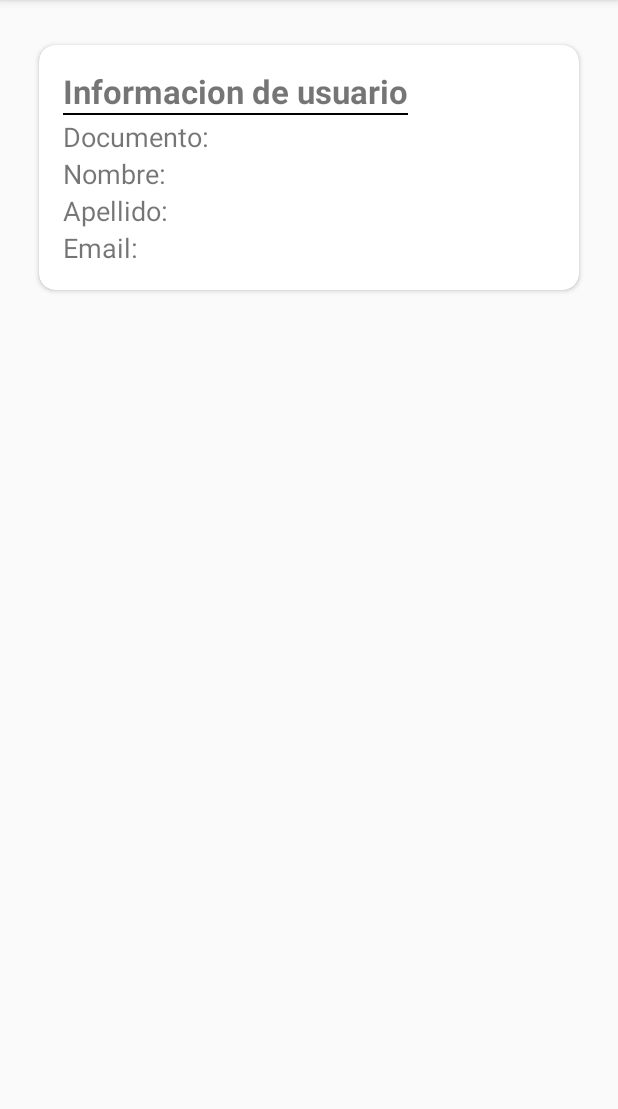
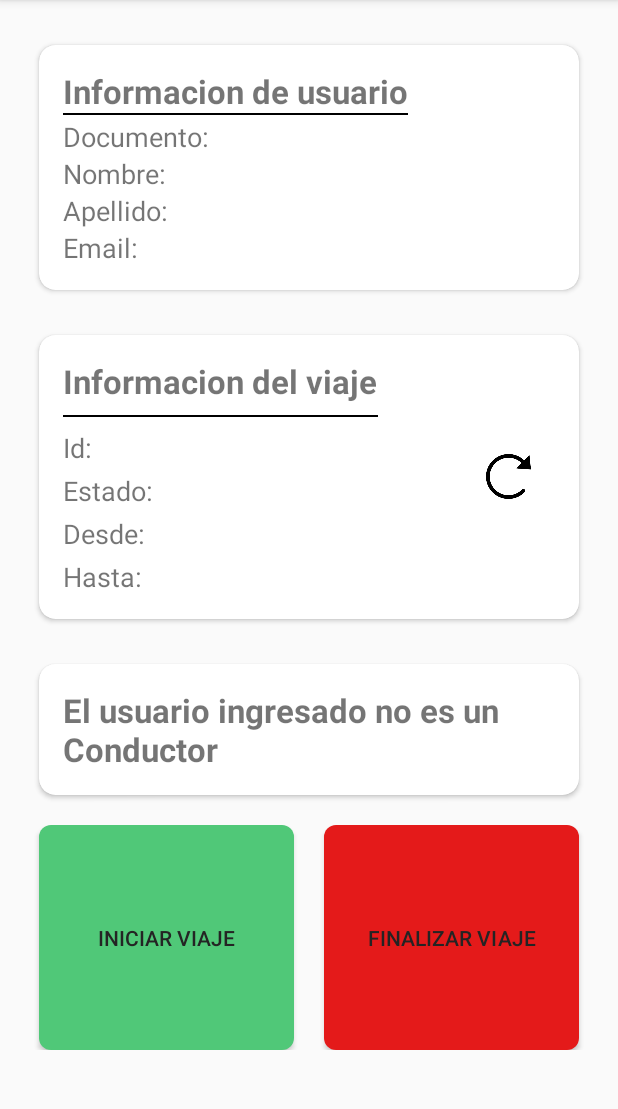
Before and after one commit to LordAmbush/labTSE-javaEE-mobile, an Android app: the WebLoginActivity screen opened directly, with no data from a screen before it, on a phone screen of 412 x 824 dp, the part 84-1193 px from its top. Run offline under Robolectric (Android 15) with nearby library versions, the phone set to English and light mode, and no system bars; 3 statements that could not run were skipped.

Commit message:
Cambios para mostrar bien los datos en pantalla

```diff
--- a/app/src/main/java/uy/com/grupo15/CargaUyMobile/WebLoginActivity.java
+++ b/app/src/main/java/uy/com/grupo15/CargaUyMobile/WebLoginActivity.java
@@ -51,18 +51,7 @@ public class WebLoginActivity extends AppCompatActivity implements View.OnClickL
         code = uresultado.getQueryParameter("code");
         state = uresultado.getQueryParameter("state");
 
-        //escondo cardviews
-        CardView cardView = (CardView) findViewById(R.id.cvEsConductor);
-        cardView.setVisibility(View.GONE);
-        CardView cardView2 = (CardView) findViewById(R.id.cvNoEsConductor);
-        cardView2.setVisibility(View.GONE);
-        //oculto los botones
-        Button botonVerde = (Button) findViewById(R.id.button1);
-        botonVerde.setVisibility(View.GONE);
-        Button botonRojo = (Button) findViewById(R.id.button2);
-        botonRojo.setVisibility(View.GONE);
-        Button refresh = (Button) findViewById(R.id.refreshButton);
-        refresh.setVisibility(View.GONE);
+
 
         //pasar el codigo al /token para obtener el accessToken
         if(code != null){
```
